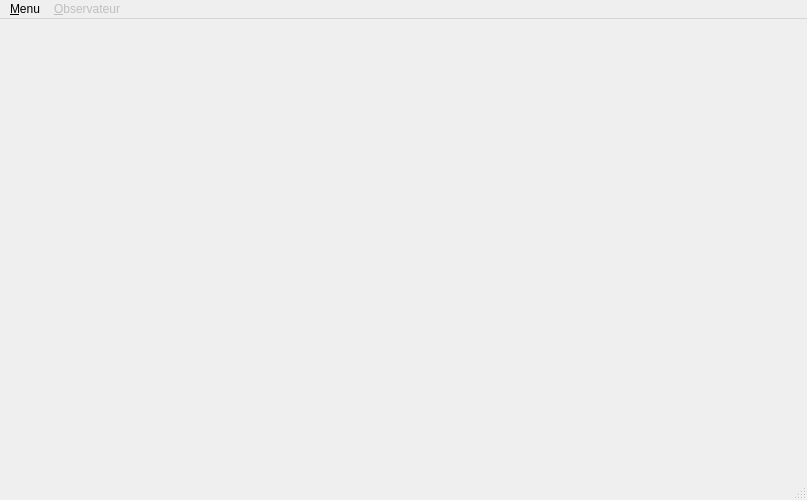
Above: Othello/vue/mainwindow.ui from TristanMollet/Othello before the change. Below: the same form after it.
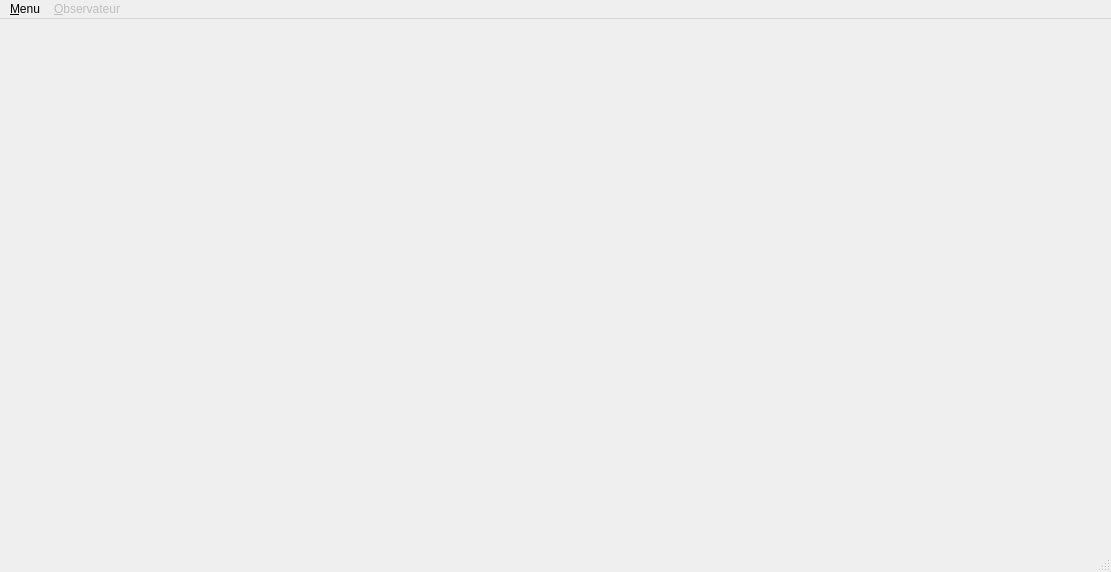
That is the form after the change.

The edit to the form file:
```diff
--- a/Othello/vue/mainwindow.ui
+++ b/Othello/vue/mainwindow.ui
@@ -6,8 +6,8 @@
    <rect>
     <x>0</x>
     <y>0</y>
-    <width>807</width>
-    <height>500</height>
+    <width>1111</width>
+    <height>572</height>
    </rect>
   </property>
   <property name="windowTitle">
@@ -19,8 +19,8 @@
      <rect>
       <x>0</x>
       <y>0</y>
-      <width>461</width>
-      <height>451</height>
+      <width>601</width>
+      <height>531</height>
      </rect>
     </property>
     <layout class="QVBoxLayout" name="layGraph"/>
@@ -28,10 +28,10 @@
    <widget class="QWidget" name="verticalLayoutWidget_2">
     <property name="geometry">
      <rect>
-      <x>470</x>
+      <x>620</x>
       <y>0</y>
-      <width>331</width>
-      <height>451</height>
+      <width>491</width>
+      <height>491</height>
      </rect>
     </property>
     <layout class="QVBoxLayout" name="layTxt"/>
@@ -42,7 +42,7 @@
     <rect>
      <x>0</x>
      <y>0</y>
-     <width>807</width>
+     <width>1111</width>
      <height>21</height>
     </rect>
    </property>
```
